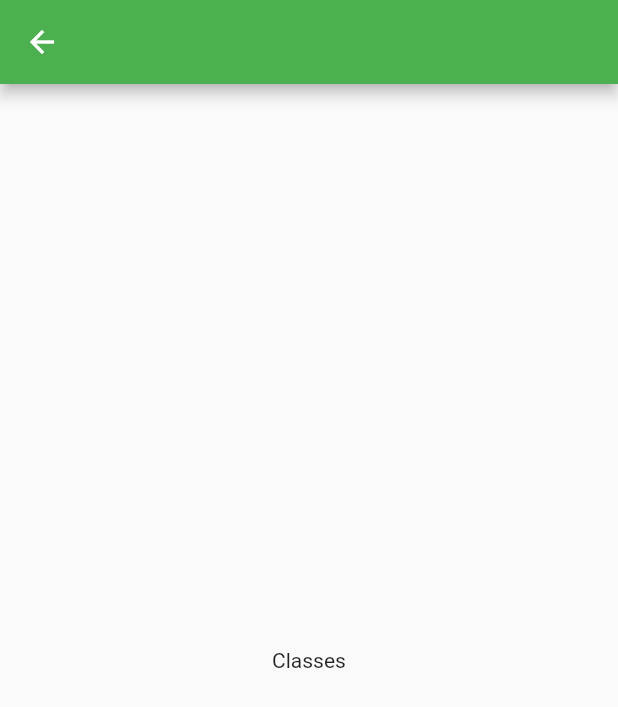
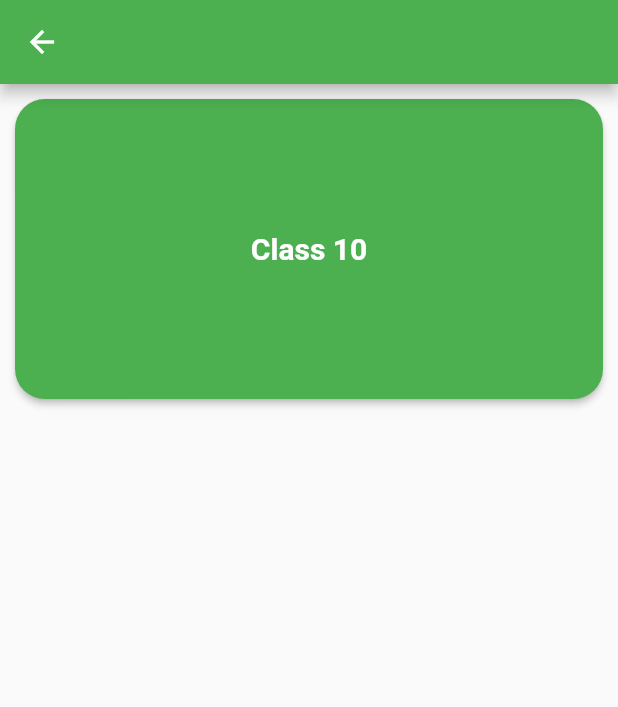
Before and after one commit to SumedhDongre031/Flutter_SL, a Flutter app: the AttendanceScreen screen opened directly, after a tap on "Classes", on a phone screen of 412 x 824 dp. Shown: the top 707 px of the screen. Run offline on Flutter 3.47's test engine with Material 2 defaults, Android fonts, the phone set to English and light mode, and no system bars; our stand-ins replace flutter_dotenv, font_awesome_flutter, location, slide_to_act, supabase_flutter; missing offline and left inert: simple_month_year_picker; accounts and stored records are empty.

Commit message:
added two new files

```diff
--- a/test_sl/lib/constants/constants.dart
+++ b/test_sl/lib/constants/constants.dart
@@ -1,6 +1,7 @@
 class Constants {
-  static const teststudentTable = "students";
+  static const teststudentTable = "teachers";
   static const testclassTable = "classname";
   static const testattendanceTable = "attendance";
+  static const testalottedTable = "classalotted";
 
 }
--- a/test_sl/lib/screens/attendance_screen.dart
+++ b/test_sl/lib/screens/attendance_screen.dart
@@ -35,7 +35,7 @@ class _AttendanceScreenState extends State<AttendanceScreen> {
           children: [
             Container(
               alignment: Alignment.centerLeft,
-              margin: const EdgeInsets.only(top: 32),
+              margin: const EdgeInsets.only(top: 40),
               child: const Text("Welcome", style: TextStyle(color: Colors.black54, fontSize: 30),),
             ),
             Consumer<DbService>(
@@ -56,7 +56,7 @@ class _AttendanceScreenState extends State<AttendanceScreen> {
                 });
             }),
             Container(
-              margin: const EdgeInsets.only(top: 32),
+              margin: const EdgeInsets.only(top: 25),
               alignment: Alignment.centerLeft,
               child: const Text("Today's Status", style: TextStyle(fontSize: 20),),
             ),
--- a/test_sl/lib/screens/classes_screen.dart
+++ b/test_sl/lib/screens/classes_screen.dart
@@ -1,4 +1,5 @@
 import 'package:flutter/material.dart';
+import 'package:test_sl/screens/classview_component.dart';
 
 class ClassesScreen extends StatefulWidget {
   const ClassesScreen({super.key});
@@ -12,7 +13,11 @@ class _ClassesScreenState extends State<ClassesScreen> {
   Widget build(BuildContext context) {
     return Scaffold(
       appBar: AppBar(),
-      body: const Center(child: Text("Classes")),
-      );
+      body: ListView(
+        children: const [
+          ClassViewComponent(className: 'Class 10',),
+
+        ],),
+    );
   }
 }
--- /dev/null
+++ b/test_sl/lib/screens/classview_component.dart
@@ -0,0 +1,36 @@
+import 'package:flutter/material.dart';
+
+class ClassViewComponent extends StatefulWidget {
+  final String className; // Add a class name parameter
+
+  const ClassViewComponent({Key? key, required this.className}) : super(key: key);
+
+  @override
+  State<ClassViewComponent> createState() => _ClassViewComponentState();
+}
+
+class _ClassViewComponentState extends State<ClassViewComponent> {
+  @override
+  Widget build(BuildContext context) {
+    return Padding(
+      padding: const EdgeInsets.all(10.0),
+      child: SizedBox(
+        height: 200,
+        child: ElevatedButton(
+          onPressed: () {
+            // You can add functionality here if needed
+          },
+          style: ElevatedButton.styleFrom(
+            shape: RoundedRectangleBorder(
+              borderRadius: BorderRadius.circular(20.0),
+            ),
+          ),
+          child: Text(
+            widget.className, // Use the passed class name
+            style: const TextStyle(fontSize: 20, fontWeight: FontWeight.bold),
+          ),
+        ),
+      ),
+    );
+  }
+}
```
Also changed, not shown: test_sl/lib/models/classalotted_model.dart (added, +18 -0 lines), test_sl/lib/services/db_service.dart (+10 -0 lines).
